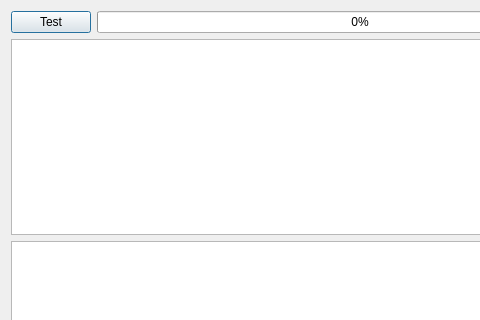
Before: the Qt Designer form src/archiver.ui in tylermchenry/email_archiver, drawn with Qt 5; both pictures show x 0 to 480 and y 0 to 320 of the 634 by 475 pixel window.
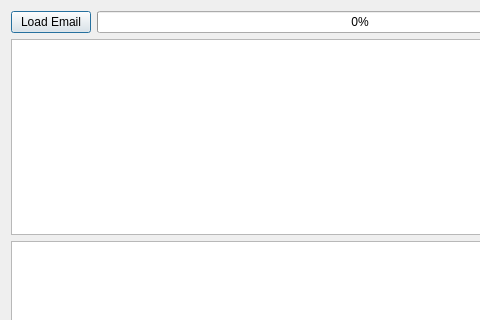
After: the same form once the commit is applied.

Commit message: Make UI much prettier (relatively speaking)

Patch:
```diff
--- a/src/archiver.ui
+++ b/src/archiver.ui
@@ -19,7 +19,7 @@
      <item>
       <widget class="QPushButton" name="btnTest">
        <property name="text">
-        <string>Test</string>
+        <string>Load Email</string>
        </property>
       </widget>
      </item>
```
Left out of the diff: 78 changed lines with no effect on the pictures. The commit also changes 2 other files.
